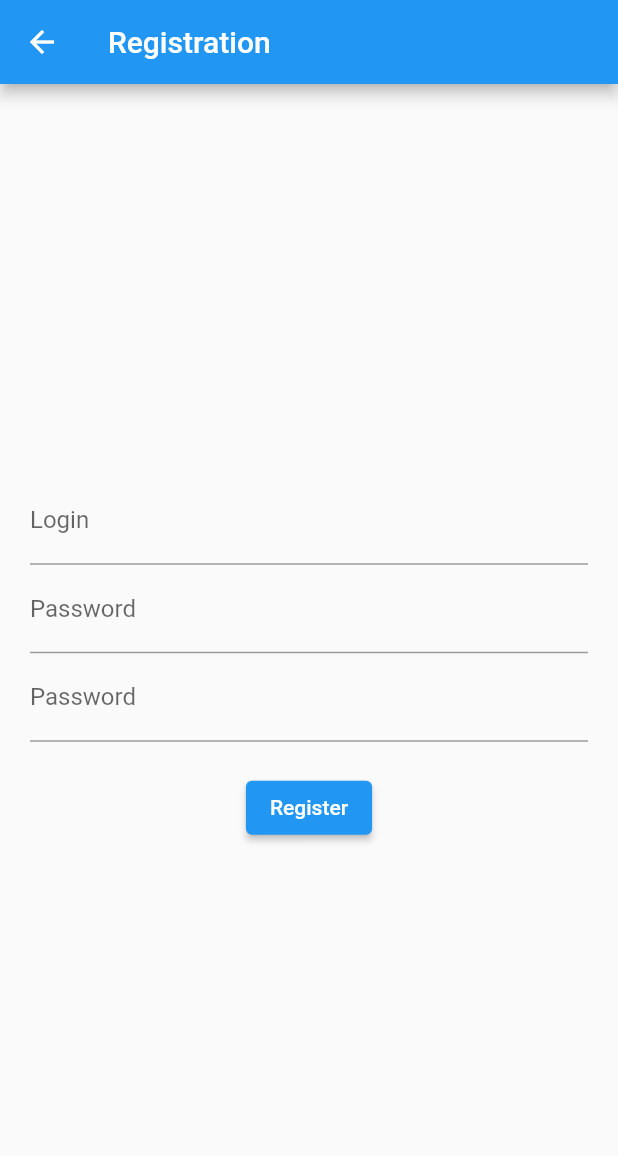
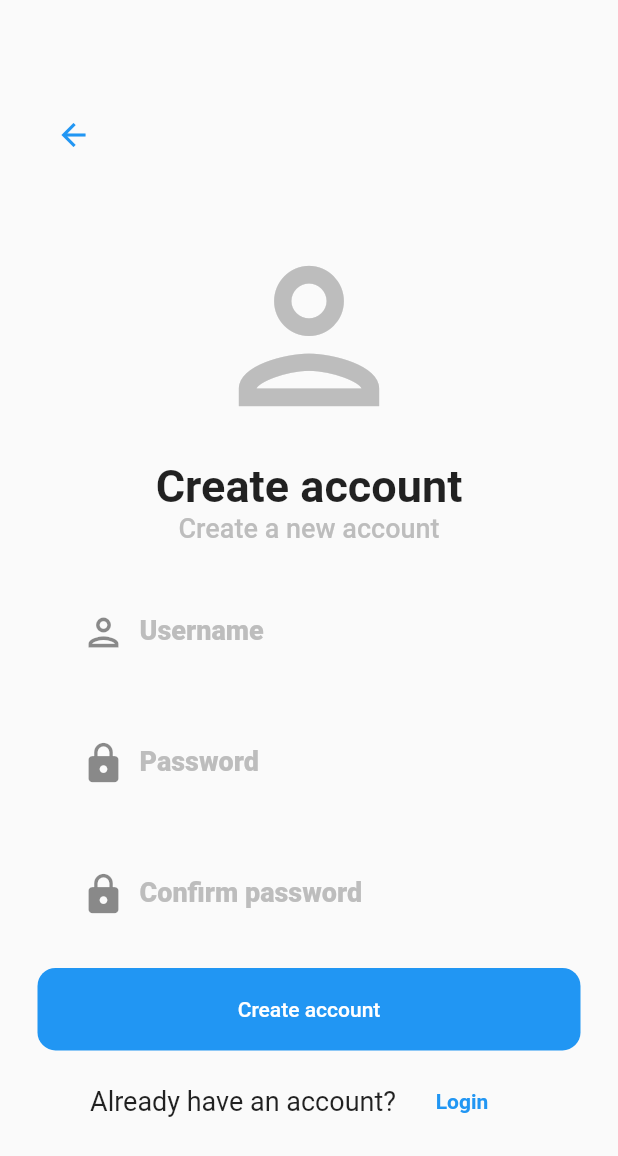
Before and after one commit to nurzhan-132/our-kahoot, a Flutter app: the RegistrationScreen screen opened by its route, on a phone screen of 412 x 824 dp. Shown: the top 1156 px of the screen. Run offline on Flutter 3.47's test engine with Material 2 defaults, Android fonts, the phone set to English and light mode, and no system bars.

Commit message:
Registration Screen's UI has changed by nurzhan-132

```diff
--- a/lib/views/registration_screen.dart
+++ b/lib/views/registration_screen.dart
@@ -1,4 +1,5 @@
 import 'package:flutter/material.dart';
+import 'package:our_kahoot/views/login_screen.dart';
 import '../platform_alert.dart';
 
 class RegistrationScreen extends StatefulWidget {
@@ -17,12 +18,10 @@ class _RegistrationScreenState extends State<RegistrationScreen> {
   @override
   Widget build(BuildContext context) {
     return Scaffold(
-      appBar: AppBar(
+      /*appBar: AppBar(
         title: const Text('Registration'),
-      ),
-      body: Center(
-        child: _buildRegistrationForm(),
-      ),
+      ),*/
+      body: _buildRegistrationForm(),
     );
   }
 
@@ -30,31 +29,153 @@ class _RegistrationScreenState extends State<RegistrationScreen> {
     return Form(
       key: _formKey,
       child: Padding(
-        padding: const EdgeInsets.all(20.0),
+        padding: EdgeInsets.all(25),
+        child: Center(
+          child: SingleChildScrollView(
             child: Column(
-          mainAxisAlignment: MainAxisAlignment.center,
               children: [
-            TextFormField(
+                Row(
+                  mainAxisAlignment: MainAxisAlignment.start,
+                  children: [
+                    IconButton(
+                      icon: Icon(
+                        Icons.arrow_back,
+                        color: Theme.of(context).primaryColor,
+                      ),
+                      onPressed: () {
+                        Navigator.of(context).pushNamed(LoginScreen.route);
+                      },
+                    ),
+                  ],
+                ),
+                SizedBox(height: 40,),
+                Icon(Icons.person_outlined, color: Colors.grey[400], size: 140,),
+                SizedBox(height: 13,),
+                Text(
+                  "Create account",
+                  style: TextStyle(
+                    fontSize: 30,
+                    fontWeight: FontWeight.bold,
+                  ),
+                ),
+                Text('Create a new account', style: TextStyle(
+                  fontSize: 18,
+                  fontWeight: FontWeight.w500,
+                  color: Colors.grey[400],
+                ),),
+                SizedBox(height: 20),
+                Container(
+                  padding: EdgeInsets.symmetric(horizontal: 20, vertical: 5),
+                  child: TextFormField(
                     controller: _nameController,
-              decoration: const InputDecoration(labelText: 'Login'),
+                    style: TextStyle(
+                      color: Theme.of(context).primaryColor,
+                      fontWeight: FontWeight.bold,
+                      fontSize: 22,
+                    ),
+                    decoration: InputDecoration(
+                      border: InputBorder.none,
+                      prefixIcon: Icon(Icons.person_outlined, size: 30),
+                      labelText: "Username",
+                      labelStyle: TextStyle(
+                        fontSize: 18,
+                        color: Colors.grey[400],
+                        fontWeight: FontWeight.w800,
+                      ),
+                    ),
                     validator: (text) => text!.isEmpty ? 'Enter your login' : null,
                   ),
-            TextFormField(
+                ),
+                SizedBox(height: 10,),
+                Container(
+                  padding: EdgeInsets.symmetric(horizontal: 20, vertical: 5),
+                  child: TextFormField(
                     controller: _passwordController,
-              keyboardType: TextInputType.visiblePassword,
-              decoration: const InputDecoration(labelText: 'Password'),
-              validator: (text) => text!.isEmpty ? 'Enter your password' : null,
+                    obscureText: true,
+                    style: TextStyle(
+                      color: Theme.of(context).primaryColor,
+                      fontWeight: FontWeight.bold,
+                      fontSize: 22,
                     ),
-            TextFormField(
-              //controller: _passwordController,
-              keyboardType: TextInputType.visiblePassword,
-              decoration: const InputDecoration(labelText: 'Password'),
+                    decoration: InputDecoration(
+                      border: InputBorder.none,
+                      prefixIcon: Icon(Icons.lock, size: 30),
+                      labelText: "Password",
+                      labelStyle: TextStyle(
+                        fontSize: 18,
+                        color: Colors.grey[400],
+                        fontWeight: FontWeight.w800,
+                      ),
+                    ),
+                    validator: (text) => text!.isEmpty ? 'Create password' : null,
+                  ),
+                ),
+                SizedBox(height: 10,),
+                Container(
+                  padding: EdgeInsets.symmetric(horizontal: 20, vertical: 5),
+                  child: TextFormField(
+                    obscureText: true,
+                    style: TextStyle(
+                      color: Theme.of(context).primaryColor,
+                      fontWeight: FontWeight.bold,
+                      fontSize: 22,
+                    ),
+                    decoration: InputDecoration(
+                      border: InputBorder.none,
+                      prefixIcon: Icon(Icons.lock, size: 30),
+                      labelText: "Confirm password",
+                      labelStyle: TextStyle(
+                        fontSize: 18,
+                        color: Colors.grey[400],
+                        fontWeight: FontWeight.w800,
+                      ),
+                    ),
                     validator: (text) =>
                     text!.isEmpty ? 'Passwords should be same' : null,
                   ),
-            const SizedBox(height: 20),
-            ElevatedButton(onPressed: _validate, child: const Text('Register')),
+                ),
+                SizedBox(height: 10,),
+                SizedBox(
+                  height: 55,
+                  width: double.infinity,
+                  child: FlatButton(
+                    color: Theme.of(context).primaryColor,
+                    textColor: Colors.white,
+                    shape: RoundedRectangleBorder(
+                      borderRadius: BorderRadius.circular(12),
+                    ),
+                    onPressed: () {_validate();},
+                    child: Text('Create account'),
+                  ),
+                ),
+                SizedBox(height: 10,),
+                Row(
+                  mainAxisAlignment: MainAxisAlignment.center,
+                  children: [
+                    Text('Already have an account?',
+                      style: TextStyle(
+                        fontSize: 18,
+                      ),
+                    ),
+
+                    FlatButton(
+                      onPressed: () {
+                        Navigator.of(context).pushNamed(LoginScreen.route);
+                      },
+                      child: Text('Login',
+                        style: TextStyle(
+                          color: Theme.of(context).primaryColor,
+                          fontWeight: FontWeight.bold,
+                        ),
+                      ),
+                    )
                   ],
+                ),
+              ],
+            ),
+
+          ),
+
         ),
       ),
     );
```
Lines whose indentation alone changed are shown as unchanged.
